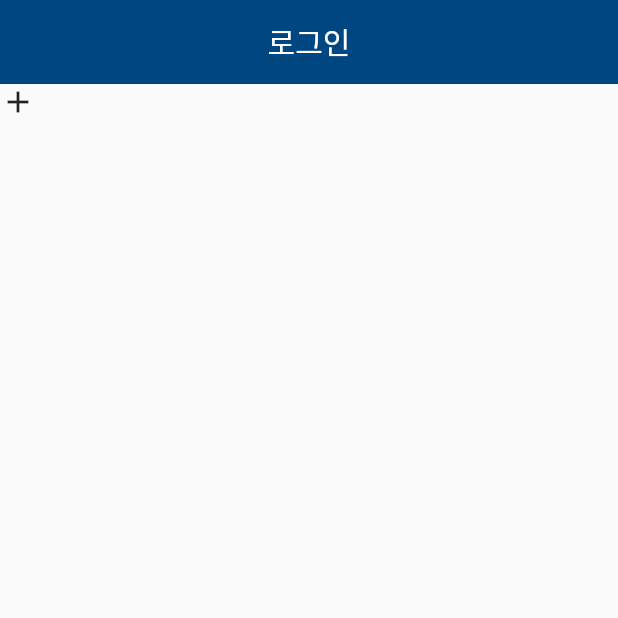
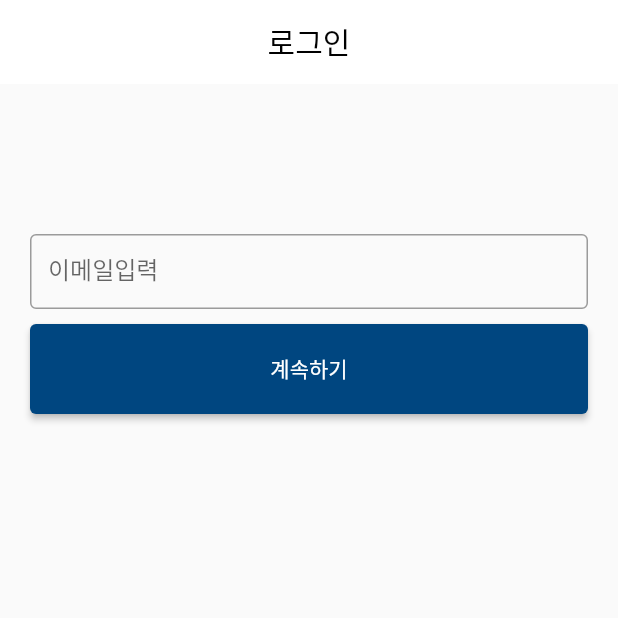
Before and after one commit to ji-e/flutter_test_app, a Flutter app: the screen it shows after launch, on a phone screen of 412 x 824 dp, the top half of it. Run offline on Flutter 3.47's test engine with Material 2 defaults, Android fonts, the phone set to English and light mode, and no system bars; our stand-ins replace dartz.

Commit message:
로그인 ui ...ing

```diff
--- a/lib/views/SignInScreen.dart
+++ b/lib/views/SignInScreen.dart
@@ -1,7 +1,7 @@
 import 'package:flutter/cupertino.dart';
 import 'package:flutter/material.dart';
+import 'package:fluttertestapp/Utils/ColorUtils.dart';
 import 'package:fluttertestapp/provider/SignInProvider.dart';
-import 'package:fluttertestapp/utils/LogUtils.dart';
 import 'package:provider/provider.dart';
 
 class SignInScreen extends StatefulWidget {
@@ -18,33 +18,70 @@ class _SignInScreen extends State<SignInScreen> {
     super.initState();
   }
 
-
   @override
   Widget build(BuildContext context) {
     return Scaffold(
       appBar: AppBar(
         elevation: 0,
+        backgroundColor: ColorUtils.c_ffffff,
         automaticallyImplyLeading: false,
         centerTitle: true,
-          title: Text('로그인'),
+        title: Text('로그인', style: TextStyle(color: ColorUtils.c_000000)),
       ),
       body: SingleChildScrollView(
-          child: _signInButton(),
-      ),
+          child: Container(
+              padding: const EdgeInsets.all(20),
+              child: Column(
+                  children: <Widget>[_emailEdit(),_signInButton(), ])
+
+//        floatingActionButton: FloatingActionButton(
+//        onPressed:()=>signInProvider.jw1001("jieun1@naver.com"),
+//        tooltip: 'Increment',
+//        child: Icon(Icons.add),
+          )),
     );
   }
 
-  Widget _signInButton(){
-    return GestureDetector(
-      onTap:() async {
+  Widget _signInButton() {
+    return Container(
+        margin: const EdgeInsets.fromLTRB(0, 0, 0, 10),
+        height: 60,
+        width: MediaQuery.of(context).size.width,
 
-        final reqData =await signInProvider.jw1001("jieun1@naver.com");
-        var email = reqData.email;
-        LogUtils(StackTrace.current).d(email);
+        child:  RaisedButton(
+          onPressed: () async {
+            // todo
+            final reqData = signInProvider.jw1001("jieun1@naver.com");
+            print("$reqData" + "FDFDdfdfsdfsf");
           },
-      child: Icon(Icons.add),
+          shape: RoundedRectangleBorder(borderRadius:  BorderRadius.circular(4)),
+          color: ColorUtils.c_004680,
+          textColor: ColorUtils.c_ffffff,
+          child: Text("계속하기"),
+//          child: Icon(Icons.add),
+        )
     );
   }
 
+  Widget _emailEdit() {
+    return Container(
+        margin: const EdgeInsets.fromLTRB(0, 80, 0, 10),
+        height: 50,
+        child: TextField(
+          decoration: InputDecoration(
+              border: OutlineInputBorder(),
+              labelText: "이메일입력",
+              hintText: "이메일을 입력해주세요"),
+        ));
+  }
 
+//  Widget _pwEdit() {
+//    return TextField(
+//      obscureText: true,
+//      decoration: InputDecoration(
+//          border: OutlineInputBorder(),
+//          labelText: "비밀번호",
+//          hintText: "비밀번호를 입력해주세요"),
+//    );
+//  }
 }
```
Lines whose indentation alone changed are shown as unchanged.
